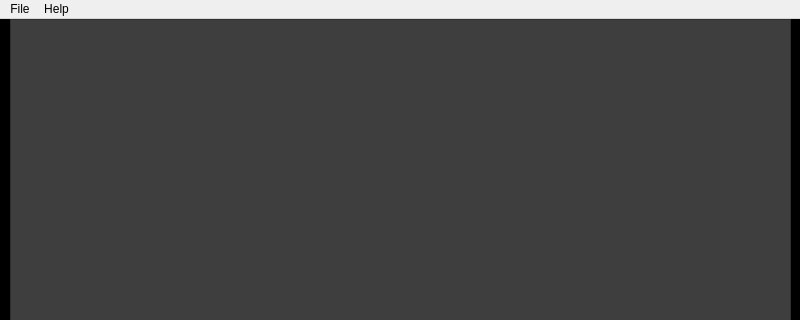
This is mainwindow.ui in Sharkbyteprojects/SharkWrite-3 as Qt 5 draws it before an edit; both pictures show x 0 to 800 and y 0 to 320 of the 800 by 600 pixel window. The edited form follows.
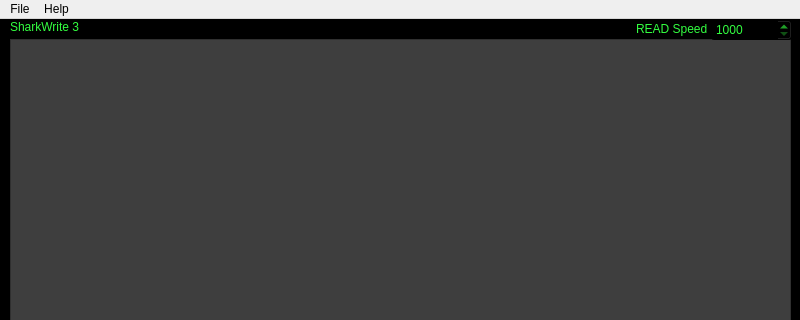
This is the edited form.

```diff
--- a/mainwindow.ui
+++ b/mainwindow.ui
@@ -47,9 +47,9 @@
     <property name="geometry">
      <rect>
       <x>10</x>
-      <y>0</y>
+      <y>20</y>
       <width>781</width>
-      <height>551</height>
+      <height>531</height>
      </rect>
     </property>
     <property name="sizePolicy">
@@ -65,6 +65,54 @@
 width: 100%</string>
     </property>
    </widget>
+   <widget class="QSpinBox" name="spinBox">
+    <property name="geometry">
+     <rect>
+      <x>711</x>
+      <y>0</y>
+      <width>81</width>
+      <height>22</height>
+     </rect>
+    </property>
+    <property name="minimum">
+     <number>1000</number>
+    </property>
+    <property name="maximum">
+     <number>3000</number>
+    </property>
+    <property name="value">
+     <number>1000</number>
+    </property>
+   </widget>
+   <widget class="QLabel" name="label">
+    <property name="geometry">
+     <rect>
+      <x>636</x>
+      <y>0</y>
+      <width>71</width>
+      <height>20</height>
+     </rect>
+    </property>
+    <property name="text">
+     <string>READ Speed:</string>
+    </property>
+    <property name="textFormat">
+     <enum>Qt::PlainText</enum>
+    </property>
+   </widget>
+   <widget class="QLabel" name="label_2">
+    <property name="geometry">
+     <rect>
+      <x>10</x>
+      <y>0</y>
+      <width>151</width>
+      <height>16</height>
+     </rect>
+    </property>
+    <property name="text">
+     <string>&lt;html&gt;&lt;head/&gt;&lt;body&gt;&lt;p&gt;&lt;span style=&quot; font-size:9pt;&quot;&gt;SharkWrite 3&lt;/span&gt;&lt;/p&gt;&lt;/body&gt;&lt;/html&gt;</string>
+    </property>
+   </widget>
   </widget>
   <widget class="QStatusBar" name="statusbar">
    <property name="statusTip">
```
